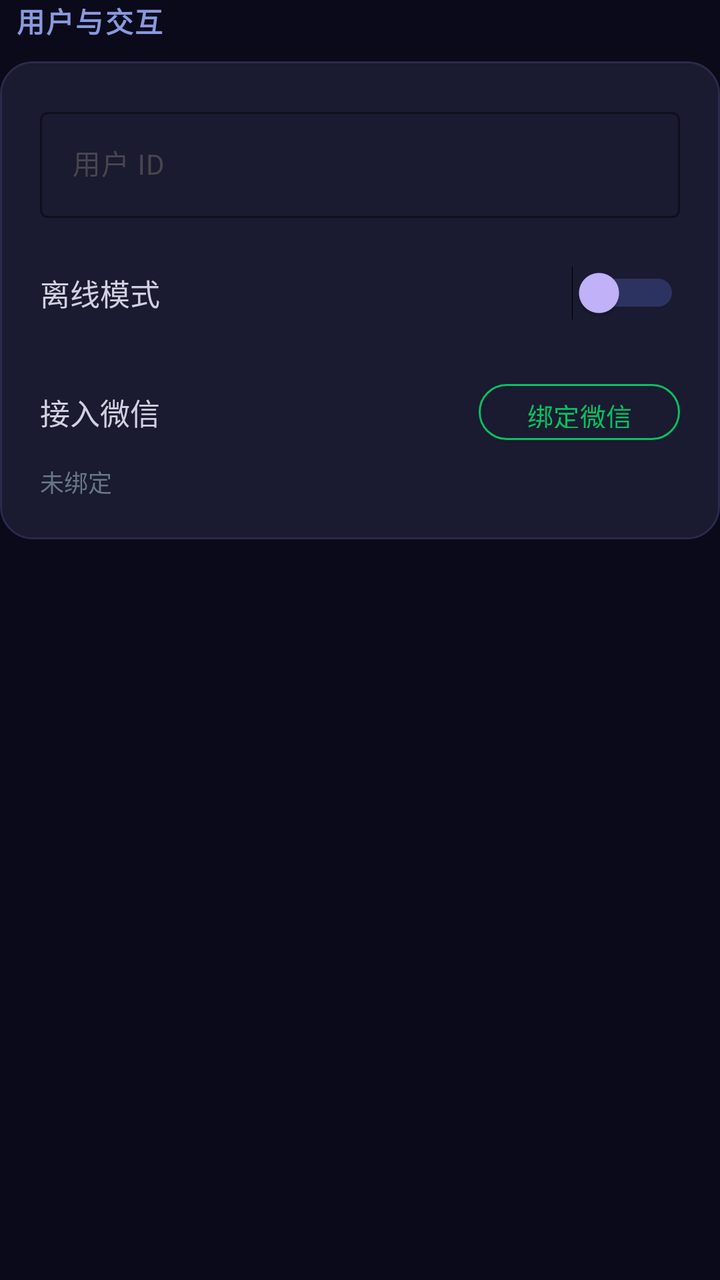
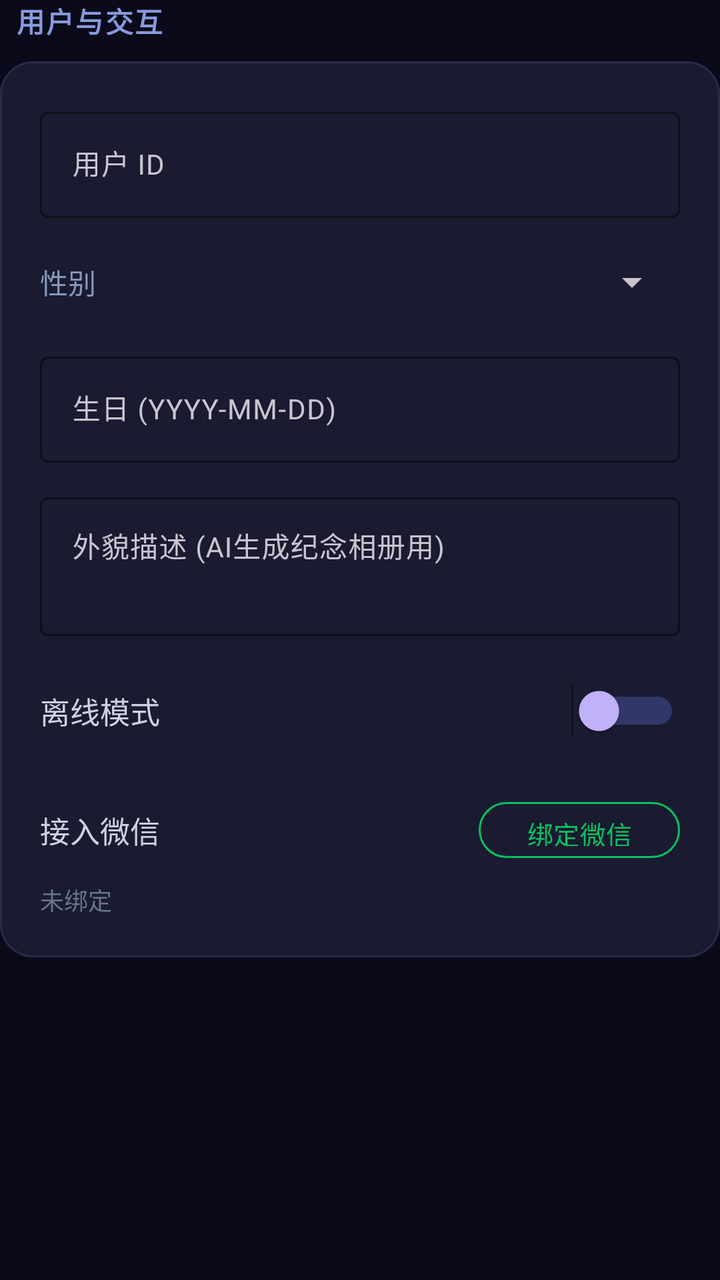

Screens rendered from an Android XML layout before and after an edit, with the pre-edit source and the edit as a unified diff.
<!-- AndroidManifest.xml: application theme Theme.Companion -->
<!-- res/layout/item_settings_user.xml -->
<?xml version="1.0" encoding="utf-8"?>
<LinearLayout xmlns:android="http://schemas.android.com/apk/res/android"
    xmlns:app="http://schemas.android.com/apk/res-auto"
    android:layout_width="match_parent"
    android:layout_height="wrap_content"
    android:orientation="vertical">

    <TextView
        android:layout_width="match_parent"
        android:layout_height="wrap_content"
        android:text="  用户与交互"
        android:textSize="14sp"
        android:textStyle="bold"
        android:textColor="#8899dd"
        android:letterSpacing="0.05"
        android:layout_marginBottom="10dp" />

    <FrameLayout
        android:layout_width="match_parent"
        android:layout_height="wrap_content"
        android:layout_marginBottom="16dp"
        android:background="@drawable/bg_settings_card">

        <LinearLayout
            android:layout_width="match_parent"
            android:layout_height="wrap_content"
            android:orientation="vertical"
            android:padding="20dp">

            <com.google.android.material.textfield.TextInputLayout
                android:layout_width="match_parent"
                android:layout_height="wrap_content"
                android:hint="用户 ID"
                app:boxBackgroundColor="@android:color/transparent"
                app:boxStrokeColor="#667eea"
                app:hintTextColor="#667eea"
                android:layout_marginBottom="12dp">

                <com.google.android.material.textfield.TextInputEditText
                    android:id="@+id/et_user_id"
                    android:layout_width="match_parent"
                    android:layout_height="wrap_content"
                    android:textSize="14sp"
                    android:textColor="#d0d0e0"
                    android:textColorHint="#667788" />
            </com.google.android.material.textfield.TextInputLayout>

            <LinearLayout
                android:layout_width="match_parent"
                android:layout_height="wrap_content"
                android:orientation="horizontal"
                android:gravity="center_vertical"
                android:layout_marginTop="12dp">

                <TextView
                    android:layout_width="0dp"
                    android:layout_height="wrap_content"
                    android:layout_weight="1"
                    android:text="离线模式"
                    android:textSize="15sp"
                    android:textColor="#d0d0e0" />

                <Switch
                    android:id="@+id/switch_offline_mode"
                    android:layout_width="wrap_content"
                    android:layout_height="wrap_content"
                    android:trackTint="#667eea"
                    android:thumbTint="#c4b5fd" />
            </LinearLayout>

            <LinearLayout
                android:layout_width="match_parent"
                android:layout_height="wrap_content"
                android:orientation="horizontal"
                android:gravity="center_vertical"
                android:layout_marginTop="16dp"
                android:paddingTop="12dp"
                android:paddingBottom="4dp">

                <TextView
                    android:layout_width="0dp"
                    android:layout_height="wrap_content"
                    android:layout_weight="1"
                    android:text="接入微信"
                    android:textSize="15sp"
                    android:textColor="#d0d0e0" />

                <com.google.android.material.button.MaterialButton
                    android:id="@+id/btn_wechat_bind"
                    style="@style/Widget.Material3.Button.OutlinedButton"
                    android:layout_width="wrap_content"
                    android:layout_height="36dp"
                    android:text="绑定微信"
                    android:textSize="13sp"
                    android:textColor="#07c160"
                    app:cornerRadius="18dp"
                    app:strokeColor="#07c160"
                    app:strokeWidth="1dp" />
            </LinearLayout>

            <TextView
                android:id="@+id/tv_wechat_status"
                android:layout_width="match_parent"
                android:layout_height="wrap_content"
                android:text="未绑定"
                android:textSize="12sp"
                android:textColor="#667788"
                android:layout_marginTop="4dp" />
        </LinearLayout>
    </FrameLayout>

</LinearLayout>
<!-- resources referenced by this layout -->
<resources>
  <style name="Theme.Companion" parent="Theme.Material3.DayNight.NoActionBar">
          <item name="colorPrimary">@color/accent_blue</item>
          <item name="colorPrimaryVariant">@color/purple_700</item>
          <item name="colorOnPrimary">@color/white</item>
          <item name="colorSecondary">@color/accent_cyan</item>
          <item name="colorSecondaryVariant">@color/teal_700</item>
          <item name="colorSurface">@color/surface_dark</item>
          <item name="colorOnSurface">@color/text_primary</item>
          <item name="android:statusBarColor">@color/bg_start</item>
          <item name="android:navigationBarColor">@color/bg_start</item>
          <item name="android:windowBackground">@color/bg_start</item>
  
          <item name="android:activityOpenEnterAnimation">@anim/slide_in_right</item>
          <item name="android:activityOpenExitAnimation">@anim/fade_out</item>
          <item name="android:activityCloseEnterAnimation">@anim/fade_in</item>
          <item name="android:activityCloseExitAnimation">@anim/slide_out_left</item>
  
          <item name="android:windowEnterTransition">@android:transition/fade</item>
          <item name="android:windowExitTransition">@android:transition/fade</item>
  
          <item name="android:colorEdgeEffect">@color/accent_purple</item>
      </style>
  <color name="accent_blue">#667eea</color>
  <color name="purple_700">#FF3700B3</color>
  <color name="white">#FFFFFFFF</color>
  <color name="accent_cyan">#64ffda</color>
  <color name="teal_700">#FF018786</color>
  <color name="surface_dark">#14142a</color>
  <color name="text_primary">#ececf4</color>
  <color name="bg_start">#0a0a1a</color>
  <color name="accent_purple">#c4b5fd</color>
  <!-- unchanged entries left out for length: 1 -->
</resources>

<!-- the commit's change to res/layout/item_settings_user.xml (unified diff, before → after) -->
@@ -42,6 +42,70 @@
                     android:layout_height="wrap_content"
                     android:textSize="14sp"
                     android:textColor="#d0d0e0"
+                    android:textColorHint="#667788" />
+            </com.google.android.material.textfield.TextInputLayout>
+
+            <LinearLayout
+                android:layout_width="match_parent"
+                android:layout_height="wrap_content"
+                android:orientation="horizontal"
+                android:gravity="center_vertical"
+                android:layout_marginBottom="12dp">
+
+                <TextView
+                    android:layout_width="wrap_content"
+                    android:layout_height="wrap_content"
+                    android:text="性别"
+                    android:textSize="14sp"
+                    android:textColor="#8899bb" />
+
+                <Spinner
+                    android:id="@+id/spinner_user_gender"
+                    android:layout_width="0dp"
+                    android:layout_height="40dp"
+                    android:layout_weight="1"
+                    android:layout_marginStart="8dp"
+                    android:spinnerMode="dropdown"
+                    android:popupBackground="#1a1a2e" />
+            </LinearLayout>
+
+            <com.google.android.material.textfield.TextInputLayout
+                android:layout_width="match_parent"
+                android:layout_height="wrap_content"
+                android:hint="生日 (YYYY-MM-DD)"
+                app:boxBackgroundColor="@android:color/transparent"
+                app:boxStrokeColor="#667eea"
+                app:hintTextColor="#667eea"
+                android:layout_marginBottom="12dp">
+
+                <com.google.android.material.textfield.TextInputEditText
+                    android:id="@+id/et_user_birthday"
+                    android:layout_width="match_parent"
+                    android:layout_height="wrap_content"
+                    android:textSize="14sp"
+                    android:textColor="#d0d0e0"
+                    android:focusable="false"
+                    android:textColorHint="#667788" />
+            </com.google.android.material.textfield.TextInputLayout>
+
+            <com.google.android.material.textfield.TextInputLayout
+                android:layout_width="match_parent"
+                android:layout_height="wrap_content"
+                android:hint="外貌描述 (AI生成纪念相册用)"
+                app:boxBackgroundColor="@android:color/transparent"
+                app:boxStrokeColor="#667eea"
+                app:hintTextColor="#667eea"
+                android:layout_marginBottom="12dp">
+
+                <com.google.android.material.textfield.TextInputEditText
+                    android:id="@+id/et_user_appearance"
+                    android:layout_width="match_parent"
+                    android:layout_height="wrap_content"
+                    android:textSize="14sp"
+                    android:textColor="#d0d0e0"
+                    android:minLines="2"
+                    android:maxLines="4"
+                    android:gravity="top"
                     android:textColorHint="#667788" />
             </com.google.android.material.textfield.TextInputLayout>
 
<!-- resource entries referenced after the edit -->
@@ -1,6 +1,6 @@
 <!-- resources referenced by this layout -->
 <resources>
-  <style name="Theme.Companion" parent="Theme.Material3.DayNight.NoActionBar">
+  <style name="Theme.Companion" parent="Theme.Material3.Dark.NoActionBar">
           <item name="colorPrimary">@color/accent_blue</item>
           <item name="colorPrimaryVariant">@color/purple_700</item>
           <item name="colorOnPrimary">@color/white</item>
@@ -21,6 +21,11 @@
           <item name="android:windowExitTransition">@android:transition/fade</item>
   
           <item name="android:colorEdgeEffect">@color/accent_purple</item>
+  
+          <item name="alertDialogTheme">@style/ThemeOverlay.Companion.AlertDialog</item>
+          <item name="android:alertDialogTheme">@style/ThemeOverlay.Companion.AlertDialog.Legacy</item>
+          <item name="android:datePickerDialogTheme">@style/ThemeOverlay.Companion.DatePicker</item>
+          <item name="android:timePickerDialogTheme">@style/ThemeOverlay.Companion.TimePicker</item>
       </style>
   <color name="accent_blue">#667eea</color>
   <color name="purple_700">#FF3700B3</color>
@@ -31,6 +36,32 @@
   <color name="text_primary">#ececf4</color>
   <color name="bg_start">#0a0a1a</color>
   <color name="accent_purple">#c4b5fd</color>
+  <style name="ThemeOverlay.Companion.AlertDialog" parent="ThemeOverlay.Material3.MaterialAlertDialog">
+          <item name="colorSurface">@color/surface_card</item>
+          <item name="colorOnSurface">@color/text_primary</item>
+          <item name="android:textColorPrimary">@color/text_primary</item>
+          <item name="android:textColorSecondary">@color/text_secondary</item>
+      </style>
+  <style name="ThemeOverlay.Companion.AlertDialog.Legacy" parent="android:Theme.DeviceDefault.Dialog.Alert">
+          <item name="android:textColorPrimary">@color/text_primary</item>
+          <item name="android:textColorSecondary">@color/text_secondary</item>
+          <item name="android:background">@color/surface_card</item>
+          <item name="android:windowBackground">@color/surface_card</item>
+          <item name="android:colorBackground">@color/surface_card</item>
+      </style>
+  <style name="ThemeOverlay.Companion.DatePicker" parent="ThemeOverlay.Material3.Dialog">
+          <item name="colorSurface">@color/surface_card</item>
+          <item name="colorOnSurface">@color/text_primary</item>
+          <item name="android:textColorPrimary">@color/text_primary</item>
+          <item name="android:textColorSecondary">@color/text_secondary</item>
+          <item name="android:windowBackground">@color/surface_card</item>
+      </style>
+  <style name="ThemeOverlay.Companion.TimePicker" parent="ThemeOverlay.Material3.Dialog">
+          <item name="colorSurface">@color/surface_card</item>
+          <item name="colorOnSurface">@color/text_primary</item>
+      </style>
+  <color name="surface_card">#1a1a38</color>
+  <color name="text_secondary">#99aabb</color>
   <!-- unchanged entries left out for length: 1 -->
 </resources>
 
